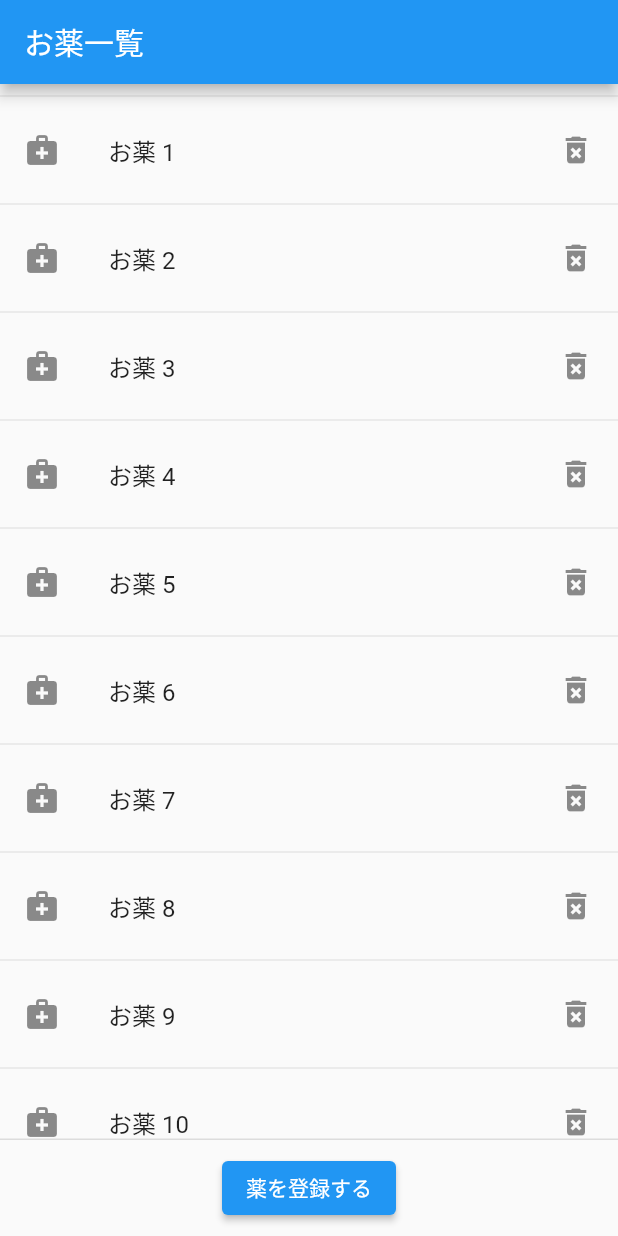
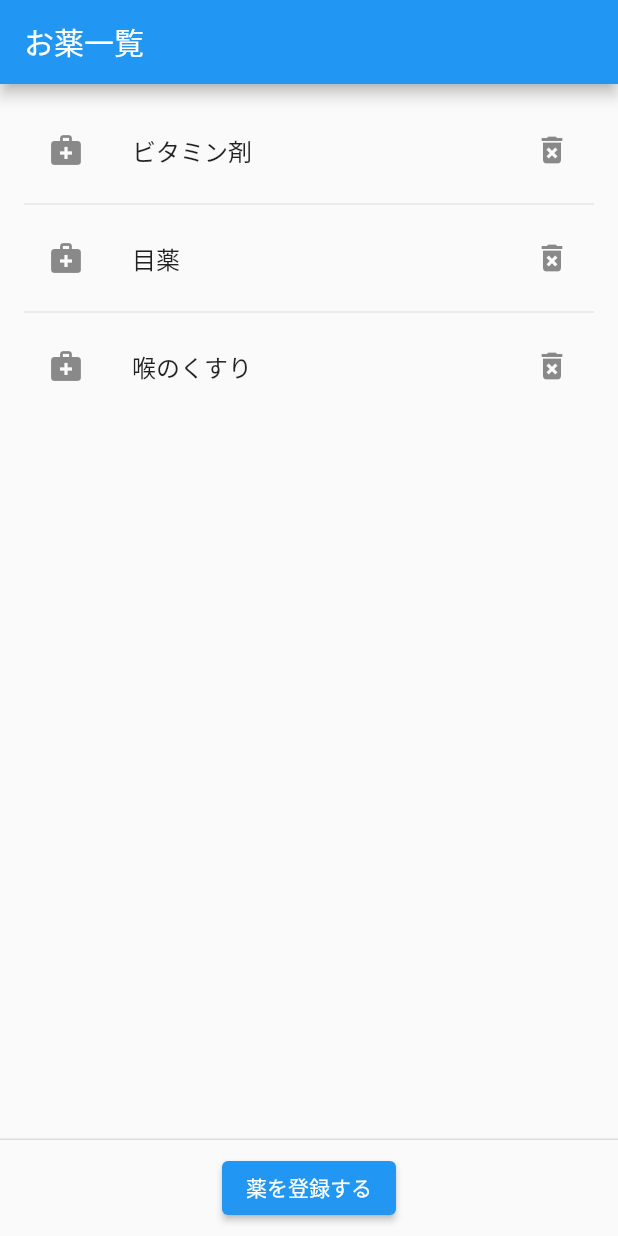
Before and after one commit to kyuuki/helloworld_flutter_20220226, a Flutter app: the screen it shows after launch, on a phone screen of 412 x 824 dp. Run offline on Flutter 3.47's test engine with Material 2 defaults, Android fonts, the phone set to English and light mode, and no system bars; our stand-ins replace sprintf.

Commit message:
Add adding medicine function

```diff
--- /dev/null
+++ b/lib/model/medicine.dart
@@ -0,0 +1,12 @@
+import 'package:helloworld_flutter_20220226/model/alarm.dart';
+
+class Medicine {
+  String name;
+  String memo;
+
+  Medicine(this.name, this.memo);
+
+  List<Alarm> alarms() {
+    return [];
+  }
+}
--- a/lib/ui/medicine_list_page.dart
+++ b/lib/ui/medicine_list_page.dart
@@ -1,11 +1,17 @@
 import 'package:flutter/material.dart';
 
+import '../model/medicine.dart';
 import 'medicine_detail_page.dart';
 import 'medicine_new_page.dart';
 
-class MedicineListPage extends StatelessWidget {
+class MedicineListPage extends StatefulWidget {
   const MedicineListPage({Key? key}) : super(key: key);
 
+  @override
+  State<MedicineListPage> createState() => _MedicineListPageState();
+}
+
+class _MedicineListPageState extends State<MedicineListPage> {
   @override
   Widget build(BuildContext context) {
     return Scaffold(
@@ -14,41 +20,65 @@ class MedicineListPage extends StatelessWidget {
         Center(
           child: ElevatedButton(
             child: const Text("薬を登録する"),
-            onPressed: () {
-              Navigator.push(context, MaterialPageRoute(builder: (context) => MedicineNewPage()));
+            onPressed: () async {
+              Medicine medicne = await Navigator.push(context, MaterialPageRoute(builder: (context) => MedicineNewPage()));
+              // この値を MedicineList に渡したい。
+              // DB に入れちゃうのが楽なのか？
+              setState(() {
+                medicines.add(medicne);
+              });
             },
           ),
         ),
       ],
-      body: MedicineList(),
+      body: Padding(
+        padding: EdgeInsets.all(16.0),
+        child: MedicineList(),
+      ),
     );
   }
 }
 
+// TODO: グローバルにはしたくない
+// お薬リスト
+List<Medicine> medicines = [
+  Medicine("ビタミン剤", ""),
+  Medicine("目薬", ""),
+  Medicine("喉のくすり", ""),
+];
+
 class MedicineList extends StatefulWidget {
-  const MedicineList({Key? key}) : super(key: key);
+  //const MedicineList({Key? key}) : super(key: key);
 
   @override
   _MedicineListState createState() => _MedicineListState();
+
+  void add(Medicine medicine) {
+    medicines.add(medicine);
+  }
 }
 
 class _MedicineListState extends State<MedicineList> {
+
   @override
   Widget build(BuildContext context) {
-    return ListView.builder(itemBuilder: (context, i) {
-      if (i.isEven) return const Divider();
-
+    return ListView.separated(
+      itemCount: medicines.length,
+      itemBuilder: (context, i) {
         return ListTile(
           leading: const Icon(Icons.medical_services),
           title: Text(
-          "お薬 ${i ~/ 2 + 1}",
+              medicines[i].name
           ),
           onTap: () => {
-          // TODO: 値を渡す
-          Navigator.push(context, MaterialPageRoute(builder: (context) => MedicineDetailPage()))
+            Navigator.push(context, MaterialPageRoute(builder: (context) => MedicineDetailPage(medicines[i])))
           },
           trailing: const Icon(Icons.delete_forever),
         );
-    });
+      },
+      separatorBuilder: (context, i) {
+        return const Divider();
+      },
+    );
   }
 }
```
Also changed, not shown: lib/ui/medicine_detail_page.dart (+10 -5 lines), lib/ui/medicine_new_page.dart (+14 -5 lines). Lines whose indentation alone changed are shown as unchanged.
